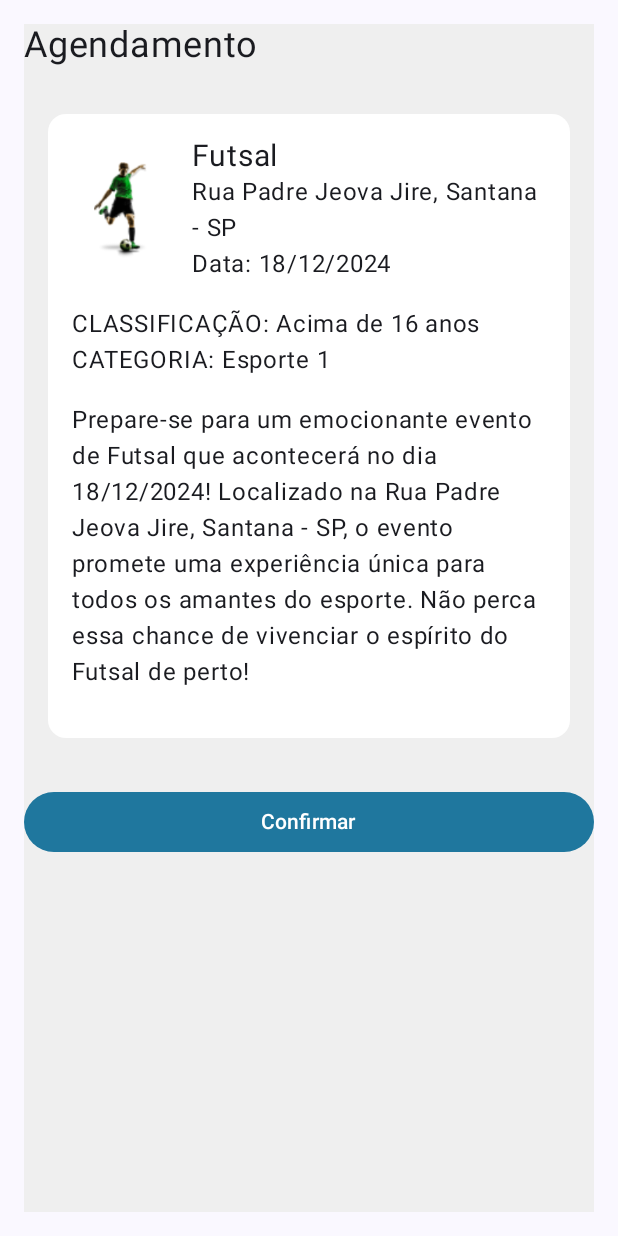
After one commit to fernandoheusi/desenvolvendoUmApp, an Android app built with Jetpack Compose: the composable ScheduleScreen called with empty values, on a phone screen of 412 x 824 dp. The commit adds this screen. Run offline under Robolectric (Android 15) with nearby library versions, the phone set to English and light mode, and no system bars.

Commit message:
add tela de schedule(agendamento)

```diff
--- /dev/null
+++ b/app/src/main/java/br/com/fiap/desenvolvendoumapp/screens/ScheduleScreen.kt
@@ -0,0 +1,93 @@
+package br.com.fiap.desenvolvendoumapp.screens
+
+import androidx.compose.foundation.Image
+import androidx.compose.foundation.background
+import androidx.compose.foundation.layout.*
+import androidx.compose.foundation.shape.RoundedCornerShape
+import androidx.compose.material3.Button
+import androidx.compose.material3.ButtonColors
+import androidx.compose.material3.ButtonDefaults
+import androidx.compose.material3.Text
+import androidx.compose.runtime.Composable
+import androidx.compose.ui.Alignment
+import androidx.compose.ui.Modifier
+import androidx.compose.ui.graphics.Color
+import androidx.compose.ui.res.painterResource
+import androidx.compose.ui.unit.dp
+import androidx.compose.ui.unit.sp
+import br.com.fiap.desenvolvendoumapp.R
+
+@Composable
+fun ScheduleScreen(
+    categoryId: Int
+) {
+    // Dados estáticos para o evento de Futsal
+    val eventName = "Futsal"
+    val eventDate = "18/12/2024"
+    val eventLocation = "Rua Padre Jeova Jire, Santana - SP"
+    val eventClassification = "Acima de 16 anos"
+    val eventCategory = "Esporte 1"
+
+
+    Column(
+        modifier = Modifier
+            .fillMaxSize()
+            .padding(16.dp)
+            .background(Color(0xFFEFEFEF))
+    ) {
+        // Header
+        Text(
+            text = "Agendamento",
+            fontSize = 24.sp,
+            modifier = Modifier.padding(bottom = 16.dp)
+        )
+
+        // Evento Card
+        Box(
+            modifier = Modifier
+                .fillMaxWidth()
+                .padding(16.dp)
+                .background(Color.White, RoundedCornerShape(12.dp))
+        ) {
+            Column(
+                modifier = Modifier.padding(16.dp)
+            ) {
+                Row(
+                    verticalAlignment = Alignment.CenterVertically,
+                    modifier = Modifier.padding(bottom = 16.dp)
+                ) {
+                    Image(
+                        painter = painterResource(id = R.drawable.futsal),
+                        contentDescription = eventName,
+                        modifier = Modifier.size(64.dp)
+                    )
+                    Spacer(modifier = Modifier.width(16.dp))
+                    Column {
+                        Text(text = eventName, fontSize = 20.sp)
+                        Text(text = eventLocation)
+                        Text(text = "Data: $eventDate")
+                    }
+                }
+
+                Text(text = "CLASSIFICAÇÃO: $eventClassification")
+                Text(text = "CATEGORIA: $eventCategory")
+                Spacer(modifier = Modifier.height(16.dp))
+
+                Text(
+                    text = "Prepare-se para um emocionante evento de $eventName que acontecerá no dia $eventDate! Localizado na $eventLocation, o evento promete uma experiência única para todos os amantes do esporte. Não perca essa chance de vivenciar o espírito do $eventName de perto!",
+                    modifier = Modifier.padding(bottom = 16.dp)
+                )
+            }
+        }
+
+        Button(
+            onClick = {  },
+            modifier = Modifier
+                .fillMaxWidth()
+                .padding(top = 16.dp),
+            colors = ButtonDefaults.buttonColors(containerColor = Color(0xFF1F779E))
+        ) {
+            Text(text = "Confirmar")
+        }
+    }
+}
--- a/app/src/main/java/br/com/fiap/desenvolvendoumapp/service/RetrofitFactory.kt
+++ b/app/src/main/java/br/com/fiap/desenvolvendoumapp/service/RetrofitFactory.kt
@@ -4,8 +4,8 @@ import retrofit2.Retrofit
 import retrofit2.converter.gson.GsonConverterFactory
 
 class RetrofitFactory {
-
-    private val URL = "https://xxx.xxx.xx.x:3000/"
+    // val URL é o ipv4 da sua maquina
+    private val URL = "http://192.168.5.31:3000/"
     private val retrofitFactory = Retrofit
         .Builder()
         .baseUrl(URL)
```
Also changed, not shown: app/src/main/java/br/com/fiap/desenvolvendoumapp/MainActivity.kt (+9 -1 lines), app/src/main/java/br/com/fiap/desenvolvendoumapp/screens/HomeScreen.kt (+11 -8 lines), 1 other file.
